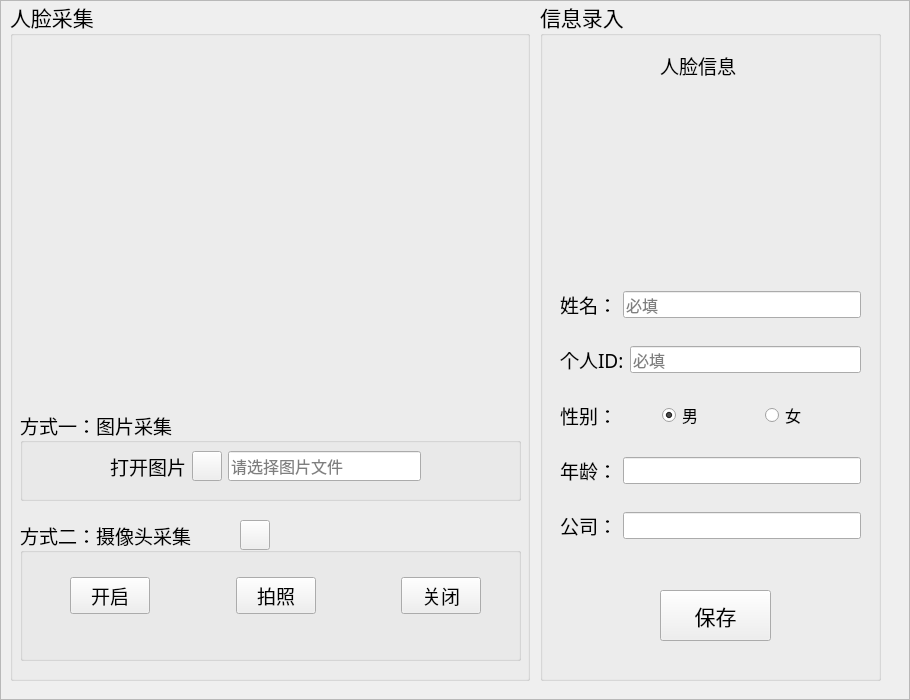
xiyuii/Chicken_Face_recognition, file FaceRecognition/UIProgram/InfoEntry.ui: the form before one commit.
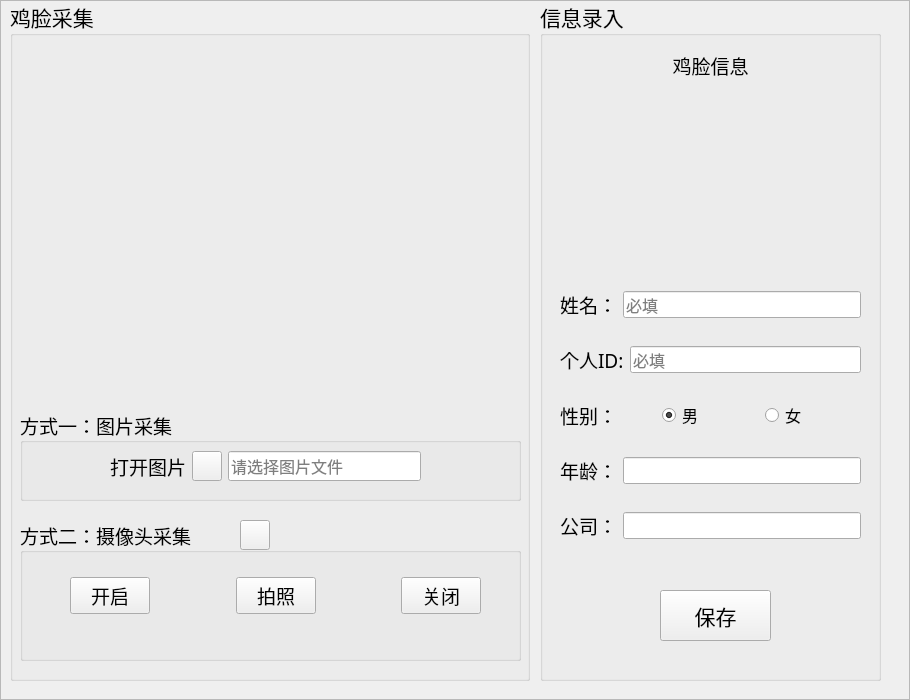
The form after the commit. Icons and pictures are not drawn.

```diff
--- a/FaceRecognition/UIProgram/InfoEntry.ui
+++ b/FaceRecognition/UIProgram/InfoEntry.ui
@@ -72,7 +72,7 @@
      </property>
      <property name="font">
       <font>
-       <family>华文楷体</family>
+       <family>微软雅黑</family>
        <pointsize>16</pointsize>
       </font>
      </property>
@@ -90,12 +90,15 @@
       </property>
       <property name="font">
        <font>
-        <family>华文楷体</family>
+        <family>微软雅黑</family>
         <pointsize>14</pointsize>
        </font>
       </property>
       <property name="text">
-       <string>人脸信息</string>
+       <string>鸡脸信息</string>
+      </property>
+      <property name="alignment">
+       <set>Qt::AlignCenter</set>
       </property>
      </widget>
      <widget class="QLabel" name="face_crop_label">
@@ -325,12 +328,12 @@
      </property>
      <property name="font">
       <font>
-       <family>华文楷体</family>
+       <family>微软雅黑</family>
        <pointsize>16</pointsize>
       </font>
      </property>
      <property name="title">
-      <string>人脸采集</string>
+      <string>鸡脸采集</string>
      </property>
      <widget class="QLabel" name="show_label">
       <property name="geometry">
```
